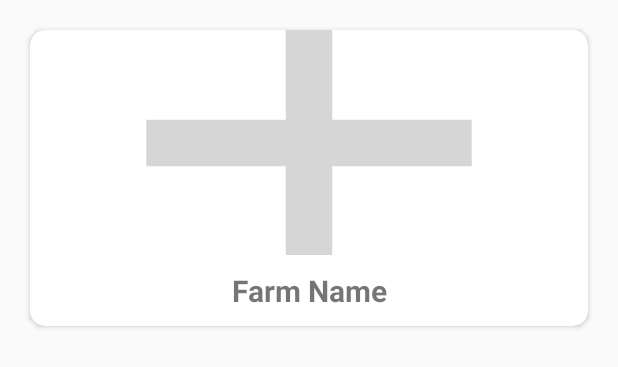
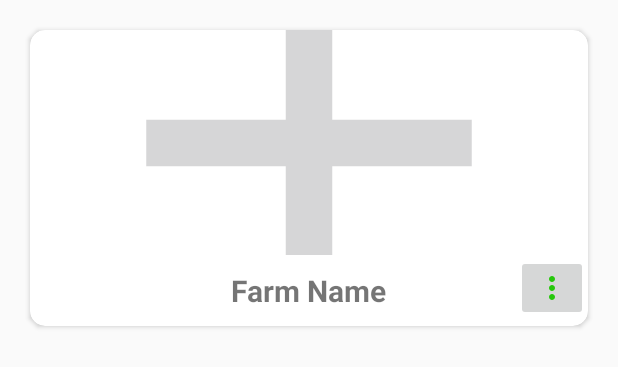
Before and after one commit to Frankdroid7/FarmersCenter, an Android app: the layout main_recycler_view_layout.xml on its own in the app's theme, with its tools: preview values and no code run, on a phone screen of 412 x 824 dp. Shown: the top 367 px of the screen. Run offline under Robolectric (Android 15) with nearby library versions, the phone set to English and light mode, and no system bars.

Commit message:
Implemented Functionality to delete individual records.

```diff
--- a/app/src/main/java/com/frankdroid7/farmerscenter/adapter/FarmersAdapter.kt
+++ b/app/src/main/java/com/frankdroid7/farmerscenter/adapter/FarmersAdapter.kt
@@ -7,6 +7,7 @@ import android.util.Base64
 import android.view.LayoutInflater
 import android.view.View
 import android.view.ViewGroup
+import android.widget.ImageButton
 import android.widget.ImageView
 import android.widget.TextView
 import androidx.cardview.widget.CardView
@@ -20,6 +21,7 @@ class FarmersAdapter internal constructor(
 ) : RecyclerView.Adapter<FarmersAdapter.FarmersViewHolder>() {
 
     var onClickListener = {farmersData: FarmersData ->}
+    var popUpListener = {id: Int, view: View -> }
     private val inflater: LayoutInflater = LayoutInflater.from(context)
     private var farmersData = emptyList<FarmersData>() // Cached copy of words
 
@@ -28,6 +30,7 @@ class FarmersAdapter internal constructor(
         val farmersImg = itemView.findViewById<ImageView>(R.id.item_farmers_img)!!
         val farmName = itemView.findViewById<TextView>(R.id.item_farm_name_textV)!!
         val farmCardRtV = itemView.findViewById<CardView>(R.id.item_card_rtV)!!
+        val popUpBtn = itemView.findViewById<ImageButton>(R.id.item_popup_btn)!!
     }
 
     override fun onCreateViewHolder(parent: ViewGroup, viewType: Int): FarmersViewHolder {
@@ -38,6 +41,7 @@ class FarmersAdapter internal constructor(
     override fun onBindViewHolder(holder: FarmersViewHolder, position: Int) {
         val currentFarmersData = farmersData[position]
         holder.apply {
+            popUpBtn.setOnClickListener { popUpListener(currentFarmersData.id, popUpBtn) }
             farmCardRtV.setOnClickListener { onClickListener(currentFarmersData) }
             farmName.text = currentFarmersData.farm_name
             farmersImg.setImageBitmap(currentFarmersData.farmers_image.convertToBitMap())
--- a/app/src/main/java/com/frankdroid7/farmerscenter/database/FarmersDao.kt
+++ b/app/src/main/java/com/frankdroid7/farmerscenter/database/FarmersDao.kt
@@ -18,6 +18,9 @@ interface FarmersDao {
     @Query("SELECT * from farmers_table WHERE id = :id")
     fun getFarmersDataById(id: Int): FarmersData
 
+    @Query("DELETE from farmers_table WHERE id = :id")
+    fun deleteFarmersDataById(id: Int)
+
     @Query("DELETE FROM farmers_table")
     suspend fun deleteAll()
 }
--- a/app/src/main/java/com/frankdroid7/farmerscenter/database/FarmersRepository.kt
+++ b/app/src/main/java/com/frankdroid7/farmerscenter/database/FarmersRepository.kt
@@ -12,4 +12,8 @@ class FarmersRepository(private val farmersDao: FarmersDao) {
     suspend fun getFarmersDataById(id: Int): FarmersData{
         return farmersDao.getFarmersDataById(id)
     }
+
+    suspend fun deleteFarmersDataById(id: Int){
+        farmersDao.deleteFarmersDataById(id)
+    }
 }
--- a/app/src/main/java/com/frankdroid7/farmerscenter/viewModel.kt
+++ b/app/src/main/java/com/frankdroid7/farmerscenter/viewModel.kt
@@ -25,4 +25,10 @@ class FarmersViewModel(application: Application) : AndroidViewModel(application)
     fun insert(farmersData: FarmersData) = viewModelScope.launch(Dispatchers.IO) {
         repository.insert(farmersData)
     }
+
+    fun deleteFarmersDataById(id: Int){
+        viewModelScope.launch (Dispatchers.IO){
+            repository.deleteFarmersDataById(id)
+        }
+    }
 }
--- /dev/null
+++ b/app/src/main/res/drawable/ic_popup_menu.xml
@@ -0,0 +1,5 @@
+<vector android:height="24dp" android:tint="#26C70C"
+    android:viewportHeight="24.0" android:viewportWidth="24.0"
+    android:width="24dp" xmlns:android="http://schemas.android.com/apk/res/android">
+    <path android:fillColor="#FF000000" android:pathData="M12,8c1.1,0 2,-0.9 2,-2s-0.9,-2 -2,-2 -2,0.9 -2,2 0.9,2 2,2zM12,10c-1.1,0 -2,0.9 -2,2s0.9,2 2,2 2,-0.9 2,-2 -0.9,-2 -2,-2zM12,16c-1.1,0 -2,0.9 -2,2s0.9,2 2,2 2,-0.9 2,-2 -0.9,-2 -2,-2z"/>
+</vector>
--- a/app/src/main/res/layout/main_recycler_view_layout.xml
+++ b/app/src/main/res/layout/main_recycler_view_layout.xml
@@ -22,16 +22,30 @@
         android:contentDescription="@string/farmers_image"
         tools:src="@drawable/ic_add"/>
 
+    <RelativeLayout
+        android:layout_width="match_parent"
+        android:layout_height="wrap_content">
+
     <TextView
         android:id="@+id/item_farm_name_textV"
-        android:layout_width="match_parent"
+        android:layout_width="wrap_content"
         android:layout_height="wrap_content"
+        android:layout_centerInParent="true"
         android:padding="10dp"
         android:text="@string/farm_name"
         android:gravity="center"
         android:textSize="20sp"
         android:textStyle="bold"/>
 
+        <ImageButton
+            android:id="@+id/item_popup_btn"
+            android:layout_width="wrap_content"
+            android:layout_height="wrap_content"
+            android:layout_alignParentEnd="true"
+            android:layout_alignParentRight="true"
+            app:srcCompat="@drawable/ic_popup_menu"/>
+    </RelativeLayout>
+
 </LinearLayout>
 
 </androidx.cardview.widget.CardView>
--- a/app/src/main/res/menu/home_menu.xml
+++ b/app/src/main/res/menu/home_menu.xml
@@ -1,6 +1,11 @@
 <?xml version="1.0" encoding="utf-8"?>
 <menu xmlns:android="http://schemas.android.com/apk/res/android"
     xmlns:app="http://schemas.android.com/apk/res-auto">
+
+    <item
+        android:id="@+id/delete_all_records_menu"
+        android:title="@string/delete_all_records"
+        app:showAsAction="never"/>
 
     <item
         android:id="@+id/about_us_menu"
--- a/app/src/main/res/values/strings.xml
+++ b/app/src/main/res/values/strings.xml
@@ -16,4 +16,6 @@
     <string name="farmers_onboard_image">Farmers Onboard Image</string>
     <string name="farmers_name">Farmers Name</string>
     <string name="farm_name">Farm Name</string>
+    <string name="delete_all_records">Delete All Records</string>
+    <string name="delete_record">Delete Record</string>
 </resources>
```
Also changed, not shown: app/src/main/java/com/frankdroid7/farmerscenter/fragments/HomeScreenFragment.kt (+13 -0 lines), app/src/main/res/menu/popup_menu.xml (added, +11 -0 lines).
